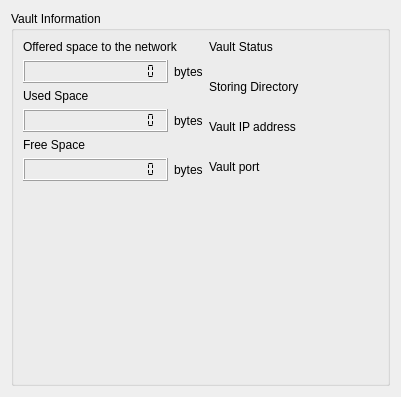
Qt form src/qt/ui/user_vault_info.ui (maidsafe-archive/MaidSafe-Encrypt) before a commit.
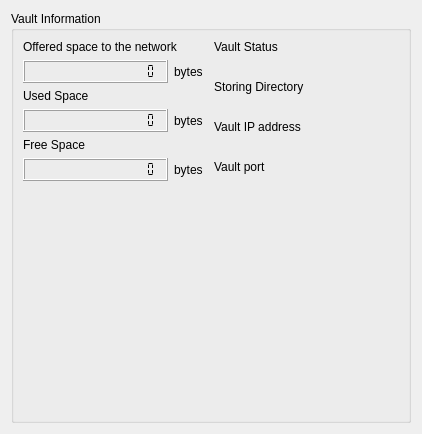
The same form after that commit.

Diff of the .ui file:
```diff
--- a/src/qt/ui/user_vault_info.ui
+++ b/src/qt/ui/user_vault_info.ui
@@ -6,8 +6,8 @@
    <rect>
     <x>0</x>
     <y>0</y>
-    <width>401</width>
-    <height>397</height>
+    <width>422</width>
+    <height>434</height>
    </rect>
   </property>
   <property name="windowTitle">
```
